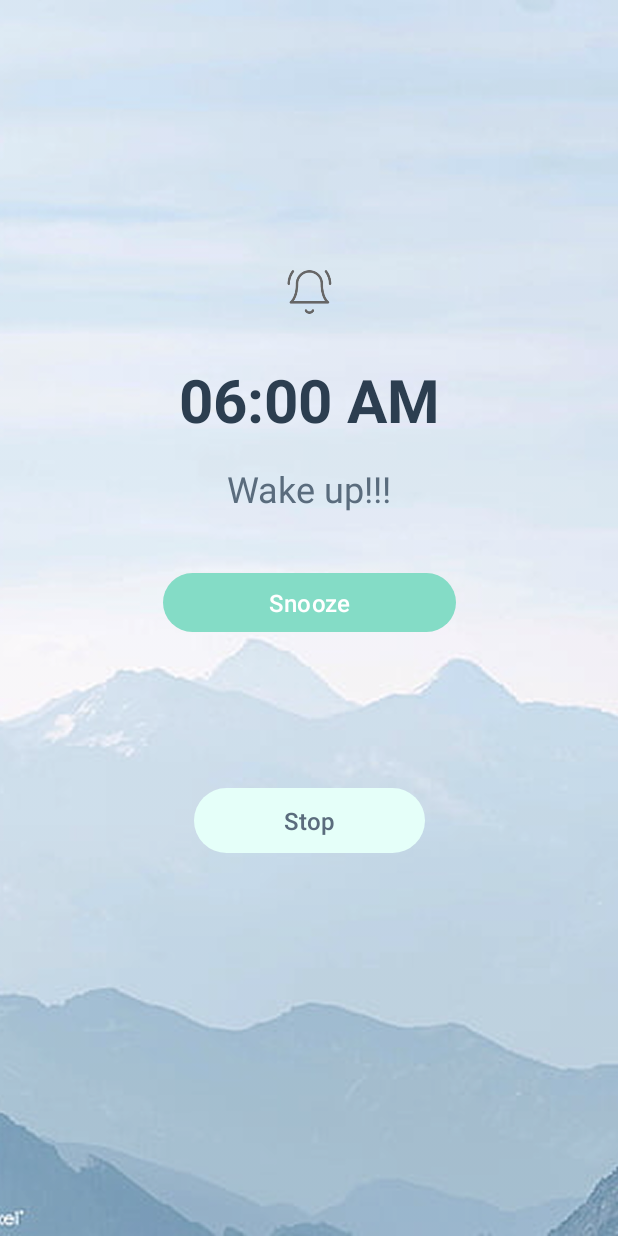
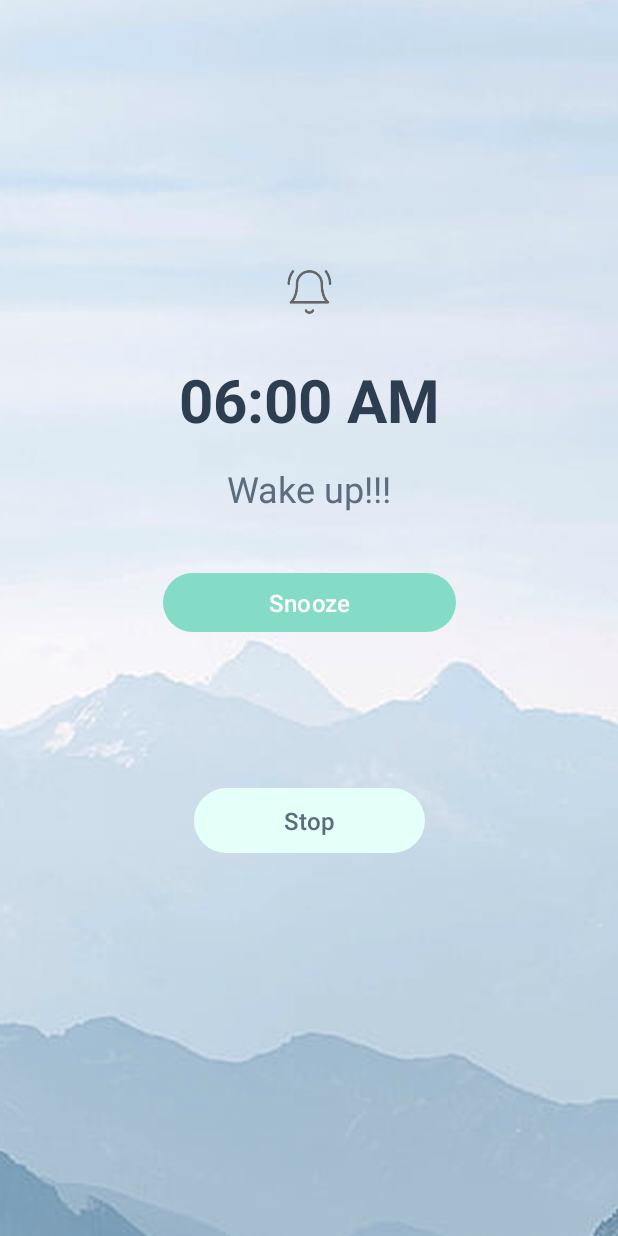
Before and after one commit to thequyenle/lastversion, an Android app: the layout activity_alarm_ringing.xml on its own in the app's theme, with its tools: preview values and no code run, on a phone screen of 412 x 824 dp. Run offline under Robolectric (Android 15) with nearby library versions, the phone set to English and light mode, and no system bars.

Commit message:
fix theme

```diff
--- a/app/src/main/res/layout/activity_alarm_ringing.xml
+++ b/app/src/main/res/layout/activity_alarm_ringing.xml
@@ -1,11 +1,22 @@
 <?xml version="1.0" encoding="utf-8"?>
-<androidx.constraintlayout.widget.ConstraintLayout xmlns:android="http://schemas.android.com/apk/res/android"
+<androidx.constraintlayout.widget.ConstraintLayout
+    xmlns:android="http://schemas.android.com/apk/res/android"
     xmlns:app="http://schemas.android.com/apk/res-auto"
+    android:id="@+id/root_layout"
     android:layout_width="match_parent"
-    android:layout_height="match_parent"
-    android:background="@drawable/bg_preview"
-    android:id="@+id/root_layout"
-    >
+    android:layout_height="match_parent">
+
+    <!-- Background Image - Full screen with centerCrop -->
+    <ImageView
+        android:id="@+id/imgBackground"
+        android:layout_width="match_parent"
+        android:layout_height="match_parent"
+        android:scaleType="centerCrop"
+        android:src="@drawable/bg_preview"
+        app:layout_constraintTop_toTopOf="parent"
+        app:layout_constraintBottom_toBottomOf="parent"
+        app:layout_constraintStart_toStartOf="parent"
+        app:layout_constraintEnd_toEndOf="parent" />
 
     <!-- Alarm Icon -->
     <ImageView
@@ -48,14 +59,14 @@
         app:layout_constraintStart_toStartOf="parent"
         app:layout_constraintEnd_toEndOf="parent" />
 
-    <!-- Note (optional) -->
-
     <!-- Snooze Button -->
     <com.google.android.material.button.MaterialButton
         android:id="@+id/btnSnooze"
         android:layout_width="195dp"
         android:layout_height="47dp"
         android:text="@string/snooze"
+        android:textColor="@android:color/white"
+        android:textAllCaps="false"
         android:gravity="center"
         android:textSize="16sp"
         android:backgroundTint="@null"
```
